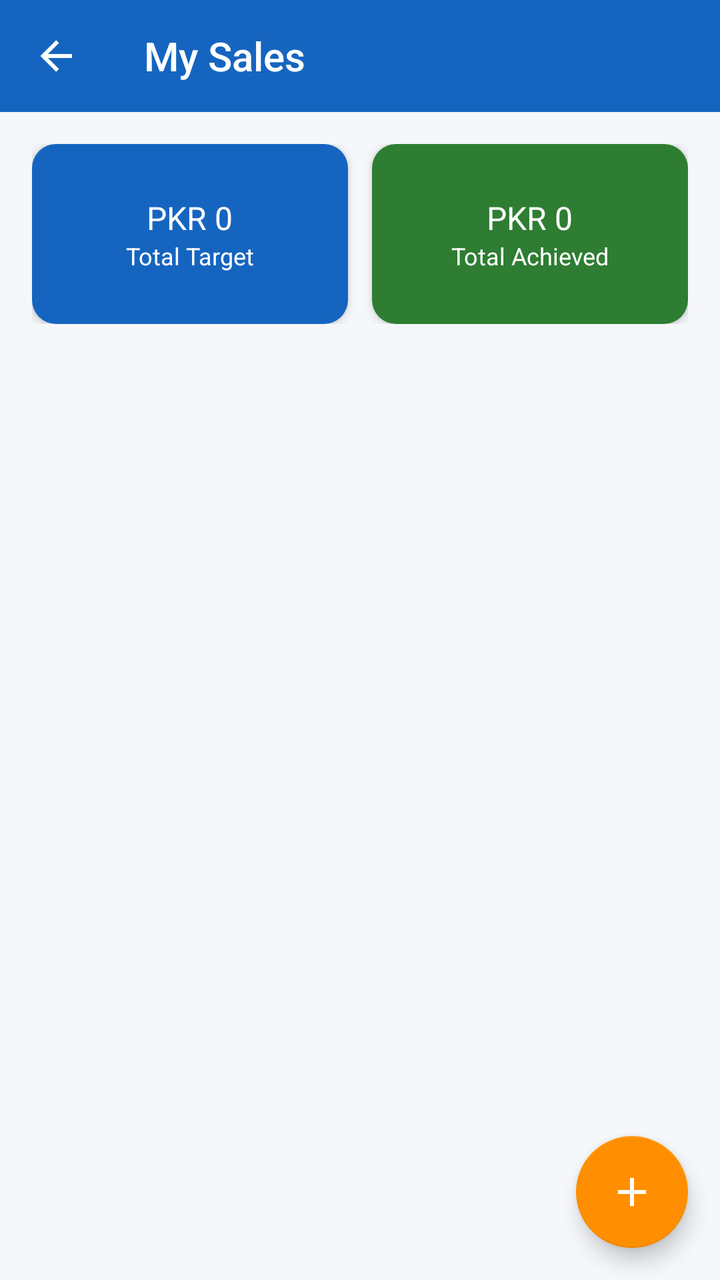
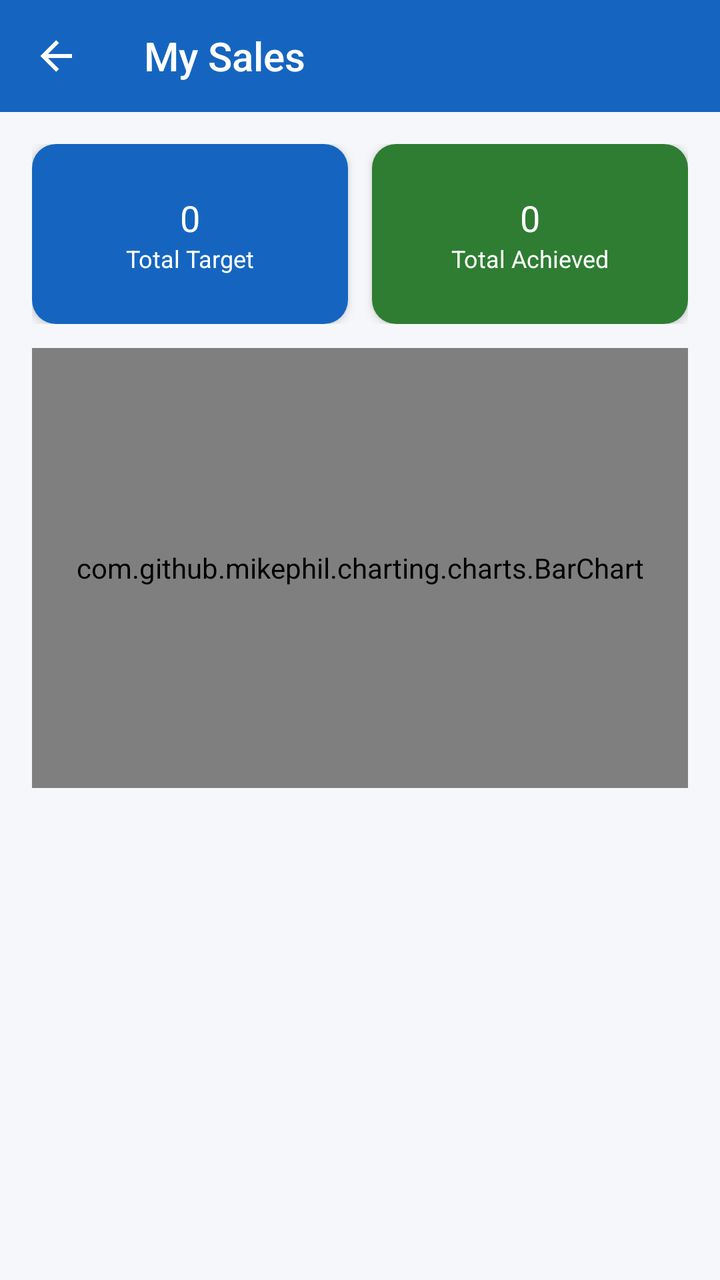

Screens rendered from an Android XML layout before and after an edit, with the pre-edit source and the edit as a unified diff.
<!-- AndroidManifest.xml: application theme Theme.WorkVerse -->
<!-- res/layout/activity_employee_sales_report.xml -->
<?xml version="1.0" encoding="utf-8"?>
<androidx.coordinatorlayout.widget.CoordinatorLayout xmlns:android="http://schemas.android.com/apk/res/android"
    xmlns:app="http://schemas.android.com/apk/res-auto"
    android:layout_width="match_parent" android:layout_height="match_parent"
    android:background="@color/background">
    <LinearLayout android:layout_width="match_parent" android:layout_height="match_parent"
        android:orientation="vertical">
        <androidx.appcompat.widget.Toolbar android:id="@+id/toolbar"
            android:layout_width="match_parent" android:layout_height="?attr/actionBarSize"
            style="@style/WorkVerse.Toolbar" app:title="My Sales" app:navigationIcon="@drawable/ic_back"/>
        <ScrollView android:layout_width="match_parent" android:layout_height="0dp" android:layout_weight="1">
            <LinearLayout android:layout_width="match_parent" android:layout_height="wrap_content"
                android:orientation="vertical" android:padding="16dp">
                <LinearLayout android:layout_width="match_parent" android:layout_height="wrap_content"
                    android:orientation="horizontal" android:layout_marginBottom="12dp">
                    <androidx.cardview.widget.CardView android:layout_width="0dp" android:layout_height="90dp"
                        android:layout_weight="1" android:layout_marginEnd="6dp"
                        app:cardCornerRadius="12dp" app:cardElevation="3dp">
                        <LinearLayout android:layout_width="match_parent" android:layout_height="match_parent"
                            android:background="@color/card_blue" android:gravity="center" android:orientation="vertical">
                            <TextView android:id="@+id/tvStat1" android:layout_width="wrap_content"
                                android:layout_height="wrap_content" android:text="PKR 0"
                                android:textColor="@android:color/white" android:textSize="16sp" android:fontFamily="sans-serif-bold"/>
                            <TextView android:layout_width="wrap_content" android:layout_height="wrap_content"
                                android:text="Total Target" android:textColor="@android:color/white" android:textSize="12sp"/>
                        </LinearLayout>
                    </androidx.cardview.widget.CardView>
                    <androidx.cardview.widget.CardView android:layout_width="0dp" android:layout_height="90dp"
                        android:layout_weight="1" android:layout_marginStart="6dp"
                        app:cardCornerRadius="12dp" app:cardElevation="3dp">
                        <LinearLayout android:layout_width="match_parent" android:layout_height="match_parent"
                            android:background="@color/card_green" android:gravity="center" android:orientation="vertical">
                            <TextView android:id="@+id/tvStat2" android:layout_width="wrap_content"
                                android:layout_height="wrap_content" android:text="PKR 0"
                                android:textColor="@android:color/white" android:textSize="16sp" android:fontFamily="sans-serif-bold"/>
                            <TextView android:layout_width="wrap_content" android:layout_height="wrap_content"
                                android:text="Total Achieved" android:textColor="@android:color/white" android:textSize="12sp"/>
                        </LinearLayout>
                    </androidx.cardview.widget.CardView>
                </LinearLayout>
                <androidx.recyclerview.widget.RecyclerView android:id="@+id/recyclerView"
                    android:layout_width="match_parent" android:layout_height="wrap_content"
                    android:nestedScrollingEnabled="false" android:paddingBottom="80dp"
                    android:clipToPadding="false"/>
                <TextView android:id="@+id/tvEmpty" android:layout_width="match_parent"
                    android:layout_height="wrap_content" android:text="No sales records yet.\nTap + to add your first sale."
                    android:gravity="center" android:padding="40dp"
                    android:textColor="@color/text_secondary" android:textSize="15sp" android:visibility="gone"/>
            </LinearLayout>
        </ScrollView>
        <ProgressBar android:id="@+id/progressBar" android:layout_width="wrap_content"
            android:layout_height="wrap_content" android:layout_gravity="center" android:visibility="gone"/>
    </LinearLayout>
    <com.google.android.material.floatingactionbutton.FloatingActionButton
        android:id="@+id/fabAdd"
        android:layout_width="wrap_content" android:layout_height="wrap_content"
        android:layout_gravity="bottom|end" android:layout_margin="16dp"
        app:srcCompat="@drawable/ic_add" app:tint="@android:color/white"/>
</androidx.coordinatorlayout.widget.CoordinatorLayout>
<!-- resources referenced by this layout -->
<resources>
  <color name="background">#F5F7FA</color>
  <color name="card_blue">#1565C0</color>
  <color name="card_green">#2E7D32</color>
  <color name="text_secondary">#757575</color>
  <!-- drawable ic_add (drawable) -->
  <?xml version="1.0" encoding="utf-8"?>
  <vector xmlns:android="http://schemas.android.com/apk/res/android" android:width="24dp" android:height="24dp" android:viewportWidth="24" android:viewportHeight="24">
      <path android:fillColor="#FFFFFF" android:pathData="M19,13H13V19H11V13H5V11H11V5H13V11H19V13Z"/>
  </vector>
  <!-- drawable ic_back (drawable) -->
  <?xml version="1.0" encoding="utf-8"?>
  <vector xmlns:android="http://schemas.android.com/apk/res/android" android:width="24dp" android:height="24dp" android:viewportWidth="24" android:viewportHeight="24">
      <path android:fillColor="#FFFFFF" android:pathData="M20,11V13H8L13.5,18.5L12.08,19.92L4.16,12L12.08,4.08L13.5,5.5L8,11H20Z"/>
  </vector>
  <style name="WorkVerse.Toolbar" parent="Widget.AppCompat.Toolbar">
          <item name="android:background">@color/primary</item>
          <item name="android:theme">@style/ThemeOverlay.AppCompat.Dark.ActionBar</item>
      </style>
  <style name="Theme.WorkVerse" parent="Theme.MaterialComponents.Light.NoActionBar">
          <item name="colorPrimary">@color/primary</item>
          <item name="colorPrimaryVariant">@color/primary_dark</item>
          <item name="colorOnPrimary">@color/white</item>
          <item name="colorSecondary">@color/accent</item>
          <item name="android:colorBackground">@color/background</item>
          <item name="android:statusBarColor">@color/primary_dark</item>
      </style>
  <color name="primary">#1565C0</color>
  <color name="primary_dark">#0D47A1</color>
  <color name="white">#FFFFFF</color>
  <color name="accent">#FF8F00</color>
</resources>

<!-- the commit's change to res/layout/activity_employee_sales_report.xml (unified diff, before → after) -->
@@ -1,59 +1,64 @@
 <?xml version="1.0" encoding="utf-8"?>
-<androidx.coordinatorlayout.widget.CoordinatorLayout xmlns:android="http://schemas.android.com/apk/res/android"
+<LinearLayout xmlns:android="http://schemas.android.com/apk/res/android"
     xmlns:app="http://schemas.android.com/apk/res-auto"
     android:layout_width="match_parent" android:layout_height="match_parent"
-    android:background="@color/background">
-    <LinearLayout android:layout_width="match_parent" android:layout_height="match_parent"
-        android:orientation="vertical">
-        <androidx.appcompat.widget.Toolbar android:id="@+id/toolbar"
-            android:layout_width="match_parent" android:layout_height="?attr/actionBarSize"
-            style="@style/WorkVerse.Toolbar" app:title="My Sales" app:navigationIcon="@drawable/ic_back"/>
-        <ScrollView android:layout_width="match_parent" android:layout_height="0dp" android:layout_weight="1">
+    android:orientation="vertical" android:background="@color/background">
+
+    <androidx.appcompat.widget.Toolbar android:id="@+id/toolbar"
+        android:layout_width="match_parent" android:layout_height="?attr/actionBarSize"
+        style="@style/WorkVerse.Toolbar" app:title="My Sales" app:navigationIcon="@drawable/ic_back"/>
+
+    <ScrollView android:layout_width="match_parent" android:layout_height="0dp" android:layout_weight="1">
+        <LinearLayout android:layout_width="match_parent" android:layout_height="wrap_content"
+            android:orientation="vertical" android:padding="16dp">
+
             <LinearLayout android:layout_width="match_parent" android:layout_height="wrap_content"
-                android:orientation="vertical" android:padding="16dp">
-                <LinearLayout android:layout_width="match_parent" android:layout_height="wrap_content"
-                    android:orientation="horizontal" android:layout_marginBottom="12dp">
-                    <androidx.cardview.widget.CardView android:layout_width="0dp" android:layout_height="90dp"
-                        android:layout_weight="1" android:layout_marginEnd="6dp"
-                        app:cardCornerRadius="12dp" app:cardElevation="3dp">
-                        <LinearLayout android:layout_width="match_parent" android:layout_height="match_parent"
-                            android:background="@color/card_blue" android:gravity="center" android:orientation="vertical">
-                            <TextView android:id="@+id/tvStat1" android:layout_width="wrap_content"
-                                android:layout_height="wrap_content" android:text="PKR 0"
-                                android:textColor="@android:color/white" android:textSize="16sp" android:fontFamily="sans-serif-bold"/>
-                            <TextView android:layout_width="wrap_content" android:layout_height="wrap_content"
-                                android:text="Total Target" android:textColor="@android:color/white" android:textSize="12sp"/>
-                        </LinearLayout>
-                    </androidx.cardview.widget.CardView>
-                    <androidx.cardview.widget.CardView android:layout_width="0dp" android:layout_height="90dp"
-                        android:layout_weight="1" android:layout_marginStart="6dp"
-                        app:cardCornerRadius="12dp" app:cardElevation="3dp">
-                        <LinearLayout android:layout_width="match_parent" android:layout_height="match_parent"
-                            android:background="@color/card_green" android:gravity="center" android:orientation="vertical">
-                            <TextView android:id="@+id/tvStat2" android:layout_width="wrap_content"
-                                android:layout_height="wrap_content" android:text="PKR 0"
-                                android:textColor="@android:color/white" android:textSize="16sp" android:fontFamily="sans-serif-bold"/>
-                            <TextView android:layout_width="wrap_content" android:layout_height="wrap_content"
-                                android:text="Total Achieved" android:textColor="@android:color/white" android:textSize="12sp"/>
-                        </LinearLayout>
-                    </androidx.cardview.widget.CardView>
-                </LinearLayout>
-                <androidx.recyclerview.widget.RecyclerView android:id="@+id/recyclerView"
-                    android:layout_width="match_parent" android:layout_height="wrap_content"
-                    android:nestedScrollingEnabled="false" android:paddingBottom="80dp"
-                    android:clipToPadding="false"/>
-                <TextView android:id="@+id/tvEmpty" android:layout_width="match_parent"
-                    android:layout_height="wrap_content" android:text="No sales records yet.\nTap + to add your first sale."
-                    android:gravity="center" android:padding="40dp"
-                    android:textColor="@color/text_secondary" android:textSize="15sp" android:visibility="gone"/>
+                android:orientation="horizontal" android:layout_marginBottom="12dp">
+                <androidx.cardview.widget.CardView android:layout_width="0dp" android:layout_height="90dp"
+                    android:layout_weight="1" android:layout_marginEnd="6dp"
+                    app:cardCornerRadius="12dp" app:cardElevation="3dp">
+                    <LinearLayout android:layout_width="match_parent" android:layout_height="match_parent"
+                        android:background="@color/card_blue" android:gravity="center" android:orientation="vertical">
+                        <TextView android:id="@+id/tvStat1" android:layout_width="wrap_content"
+                            android:layout_height="wrap_content" android:text="0"
+                            android:textColor="@android:color/white" android:textSize="18sp" android:fontFamily="sans-serif-bold"/>
+                        <TextView android:layout_width="wrap_content" android:layout_height="wrap_content"
+                            android:text="Total Target" android:textColor="@android:color/white" android:textSize="12sp"/>
+                    </LinearLayout>
+                </androidx.cardview.widget.CardView>
+                <androidx.cardview.widget.CardView android:layout_width="0dp" android:layout_height="90dp"
+                    android:layout_weight="1" android:layout_marginStart="6dp"
+                    app:cardCornerRadius="12dp" app:cardElevation="3dp">
+                    <LinearLayout android:layout_width="match_parent" android:layout_height="match_parent"
+                        android:background="@color/card_green" android:gravity="center" android:orientation="vertical">
+                        <TextView android:id="@+id/tvStat2" android:layout_width="wrap_content"
+                            android:layout_height="wrap_content" android:text="0"
+                            android:textColor="@android:color/white" android:textSize="18sp" android:fontFamily="sans-serif-bold"/>
+                        <TextView android:layout_width="wrap_content" android:layout_height="wrap_content"
+                            android:text="Total Achieved" android:textColor="@android:color/white" android:textSize="12sp"/>
+                    </LinearLayout>
+                </androidx.cardview.widget.CardView>
             </LinearLayout>
-        </ScrollView>
-        <ProgressBar android:id="@+id/progressBar" android:layout_width="wrap_content"
-            android:layout_height="wrap_content" android:layout_gravity="center" android:visibility="gone"/>
-    </LinearLayout>
-    <com.google.android.material.floatingactionbutton.FloatingActionButton
-        android:id="@+id/fabAdd"
-        android:layout_width="wrap_content" android:layout_height="wrap_content"
-        android:layout_gravity="bottom|end" android:layout_margin="16dp"
-        app:srcCompat="@drawable/ic_add" app:tint="@android:color/white"/>
-</androidx.coordinatorlayout.widget.CoordinatorLayout>
+
+            
+            <com.github.mikephil.charting.charts.BarChart
+                android:id="@+id/barChartSales"
+                android:layout_width="match_parent"
+                android:layout_height="220dp"
+                android:layout_marginBottom="12dp"/>
+
+            <androidx.recyclerview.widget.RecyclerView android:id="@+id/recyclerView"
+                android:layout_width="match_parent" android:layout_height="wrap_content"
+                android:nestedScrollingEnabled="false" android:paddingBottom="20dp"
+                android:clipToPadding="false"/>
+
+            <TextView android:id="@+id/tvEmpty" android:layout_width="match_parent"
+                android:layout_height="wrap_content" android:text="No sales records yet."
+                android:gravity="center" android:padding="40dp"
+                android:textColor="@color/text_secondary" android:textSize="15sp" android:visibility="gone"/>
+        </LinearLayout>
+    </ScrollView>
+
+    <ProgressBar android:id="@+id/progressBar" android:layout_width="wrap_content"
+        android:layout_height="wrap_content" android:layout_gravity="center" android:visibility="gone"/>
+</LinearLayout>
<!-- resource entries referenced after the edit -->
@@ -4,11 +4,6 @@
   <color name="card_blue">#1565C0</color>
   <color name="card_green">#2E7D32</color>
   <color name="text_secondary">#757575</color>
-  <!-- drawable ic_add (drawable) -->
-  <?xml version="1.0" encoding="utf-8"?>
-  <vector xmlns:android="http://schemas.android.com/apk/res/android" android:width="24dp" android:height="24dp" android:viewportWidth="24" android:viewportHeight="24">
-      <path android:fillColor="#FFFFFF" android:pathData="M19,13H13V19H11V13H5V11H11V5H13V11H19V13Z"/>
-  </vector>
   <!-- drawable ic_back (drawable) -->
   <?xml version="1.0" encoding="utf-8"?>
   <vector xmlns:android="http://schemas.android.com/apk/res/android" android:width="24dp" android:height="24dp" android:viewportWidth="24" android:viewportHeight="24">
